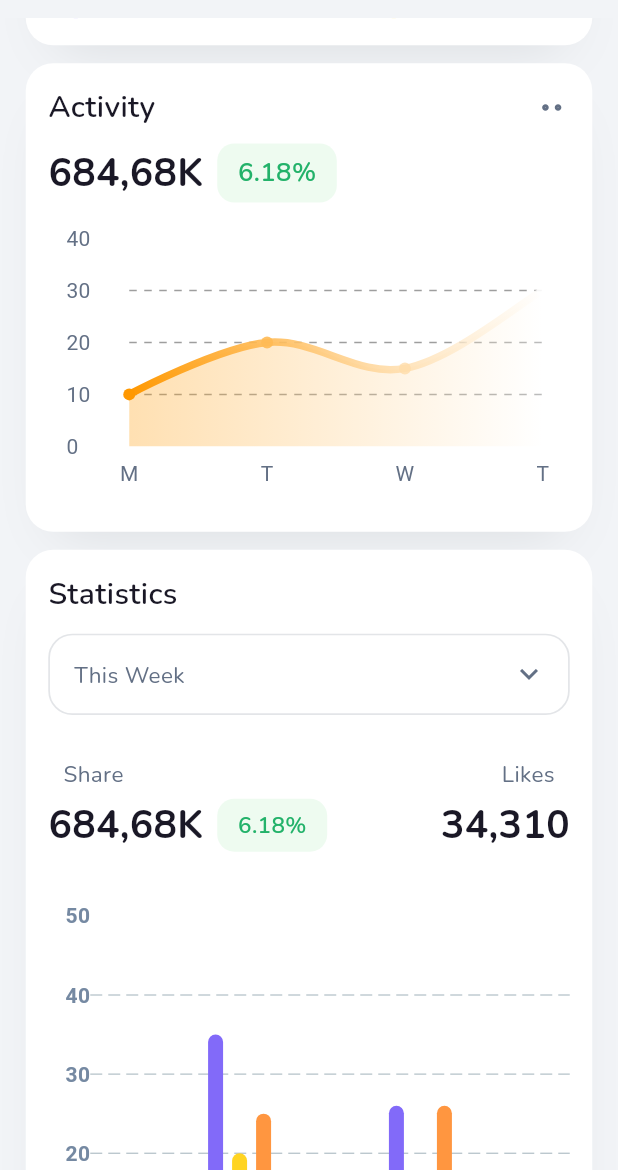
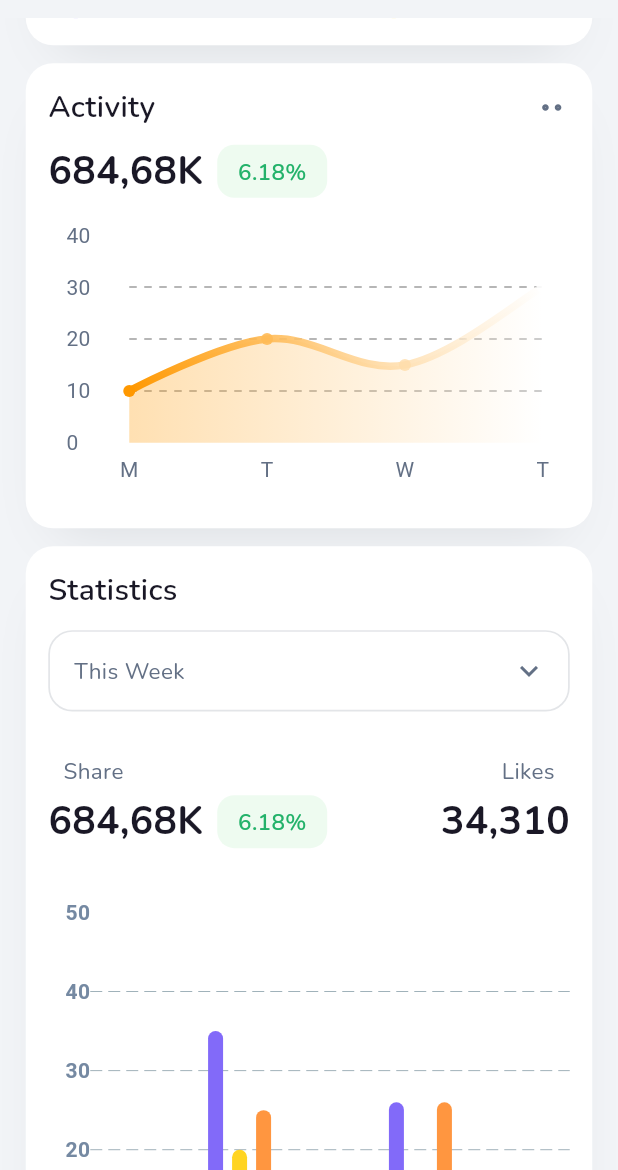
Before and after one commit to Farhan-Ansar/Calander_app_by_duscea, a Flutter app: the OverviewScreen screen opened by its route, scrolled down 1152 dp, on a phone screen of 412 x 824 dp, the part 66-1236 px from its top. Run offline on Flutter 3.47's test engine with Material 3 defaults, Android fonts, the phone set to English and light mode, and no system bars; drawn by our look-alikes of fl_chart, flutter_advanced_drawer; our stand-ins replace another_flushbar, flutter_screenutil, flutter_svg, fluttertoast, google_fonts and 1 more; missing offline and left inert: dart:ffi.

Commit message:
second commit

```diff
--- a/lib/Resources/Components/activity_chart.dart
+++ b/lib/Resources/Components/activity_chart.dart
@@ -66,12 +66,7 @@ class _ActivityChartState extends State<ActivityChart> {
                     child: Center(
                       child: Text(
                         '6.18%',
-                        style: TextStyle(
-                          color: const Color(0xFF23B26A),
-                          fontSize: 15.sp,
-                          fontFamily: 'Nunito',
-                          fontWeight: FontWeight.w600,
-                        ),
+                        style: kStyleGreen15600,
                       ),
                     ),
                   ),
```
